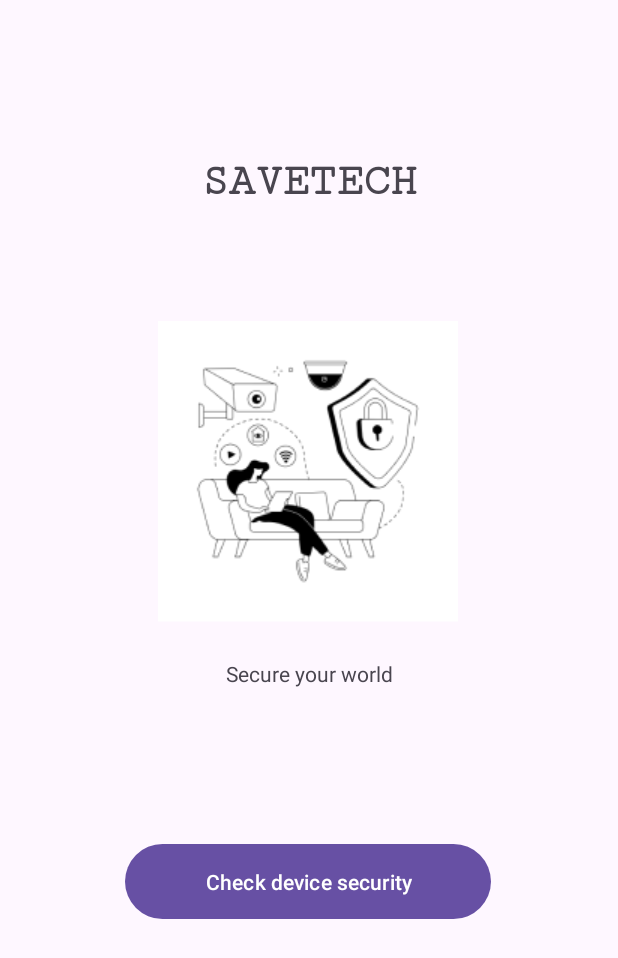
After one commit to teract10s/int20h, an Android app: the WelcomeActivity screen opened directly, with no data from a screen before it, on a phone screen of 412 x 824 dp. The commit adds this screen. Shown: the top 958 px of the screen. Run offline under Robolectric (Android 15) with nearby library versions, the phone set to English and light mode, and no system bars.

Commit message:
added welcome screen

```diff
--- /dev/null
+++ b/app/src/main/java/com/example/int20h/activity/WelcomeActivity.kt
@@ -0,0 +1,21 @@
+package com.example.int20h.activity
+
+import android.content.Intent
+import android.os.Bundle
+import android.util.Log
+import android.view.View
+import androidx.appcompat.app.AppCompatActivity
+import com.example.int20h.R
+
+class WelcomeActivity : AppCompatActivity() {
+    override fun onCreate(savedInstanceState: Bundle?) {
+        super.onCreate(savedInstanceState)
+        setContentView(R.layout.welcome_activity)
+    }
+
+    fun buttonClick(view: View?){
+        Log.d("WelcomeActivity", "Button Clicked")
+        val intent = Intent(this, DeviceActivity::class.java)
+        startActivity(intent)
+    }
+}
--- /dev/null
+++ b/app/src/main/res/layout/welcome_activity.xml
@@ -0,0 +1,56 @@
+<?xml version="1.0" encoding="utf-8"?>
+<androidx.constraintlayout.widget.ConstraintLayout xmlns:android="http://schemas.android.com/apk/res/android"
+    xmlns:app="http://schemas.android.com/apk/res-auto"
+    xmlns:tools="http://schemas.android.com/tools"
+    android:layout_width="match_parent"
+    android:layout_height="match_parent">
+
+    <TextView
+        android:id="@+id/companyName"
+        android:layout_width="match_parent"
+        android:layout_height="wrap_content"
+        android:layout_marginTop="104dp"
+        android:fontFamily="serif-monospace"
+        android:gravity="center"
+        android:text="SAVETECH"
+        android:textSize="30sp"
+        android:textStyle="bold"
+        app:layout_constraintStart_toStartOf="parent"
+        app:layout_constraintTop_toTopOf="parent" />
+
+    <ImageView
+        android:id="@+id/welcomeImg"
+        android:layout_width="wrap_content"
+        android:layout_height="wrap_content"
+        android:layout_marginTop="76dp"
+        android:gravity="center"
+        app:layout_constraintEnd_toEndOf="parent"
+        app:layout_constraintHorizontal_bias="0.497"
+        app:layout_constraintStart_toStartOf="parent"
+        app:layout_constraintTop_toBottomOf="@+id/companyName"
+        app:srcCompat="@drawable/bwink_msc_04_single_101" />
+
+    <TextView
+        android:id="@+id/textView"
+        android:layout_width="wrap_content"
+        android:layout_height="wrap_content"
+        android:layout_marginTop="24dp"
+        android:gravity="center"
+        android:text="Secure your world"
+        app:layout_constraintEnd_toEndOf="parent"
+        app:layout_constraintStart_toStartOf="parent"
+        app:layout_constraintTop_toBottomOf="@+id/welcomeImg" />
+
+    <Button
+        android:id="@+id/button"
+        android:layout_width="244dp"
+        android:layout_height="58dp"
+        android:layout_marginTop="100dp"
+        android:gravity="center"
+        android:text="Check device security"
+        app:layout_constraintEnd_toEndOf="parent"
+        app:layout_constraintHorizontal_bias="0.497"
+        app:layout_constraintStart_toStartOf="parent"
+        app:layout_constraintTop_toBottomOf="@+id/textView"
+        android:onClick="buttonClick" />
+</androidx.constraintlayout.widget.ConstraintLayout>
```
Also changed, not shown: app/src/main/AndroidManifest.xml (+10 -1 lines), app/src/main/java/com/example/int20h/activity/DeviceActivity.kt (renamed from app/src/main/java/com/example/int20h/MainActivity.kt, +8 -7 lines), app/src/main/res/layout/activity_main.xml (+14 -11 lines), app/src/main/res/raw/babymonitors.csv (+1 -1 lines), app/src/main/res/drawable/bwink_msc_04_single_101.png (added).
